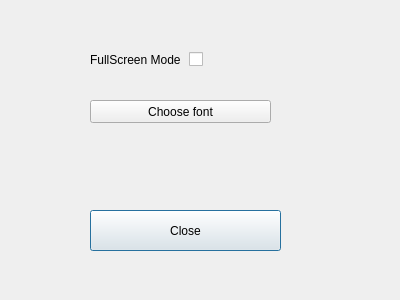
Old version of the form SettingsWindow.ui in the repository wshknmt/QT-SuperMemo.
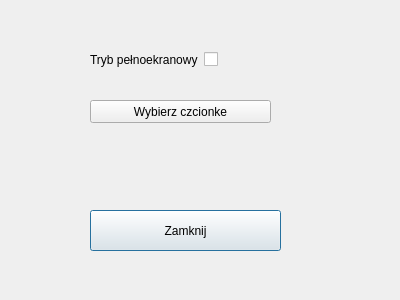
New version of the form.

```diff
--- a/SettingsWindow.ui
+++ b/SettingsWindow.ui
@@ -28,7 +28,7 @@
     </font>
    </property>
    <property name="text">
-    <string>Close</string>
+    <string>Zamknij</string>
    </property>
   </widget>
   <widget class="QPushButton" name="chooseFontButton">
@@ -41,10 +41,10 @@
     </rect>
    </property>
    <property name="text">
-    <string>Choose font</string>
+    <string>Wybierz czcionke</string>
    </property>
   </widget>
-  <widget class="QWidget" name="">
+  <widget class="QWidget" name="layoutWidget">
    <property name="geometry">
     <rect>
      <x>90</x>
@@ -57,7 +57,7 @@
     <item>
      <widget class="QLabel" name="label">
       <property name="text">
-       <string>FullScreen Mode</string>
+       <string>Tryb pełnoekranowy</string>
       </property>
      </widget>
     </item>
```
